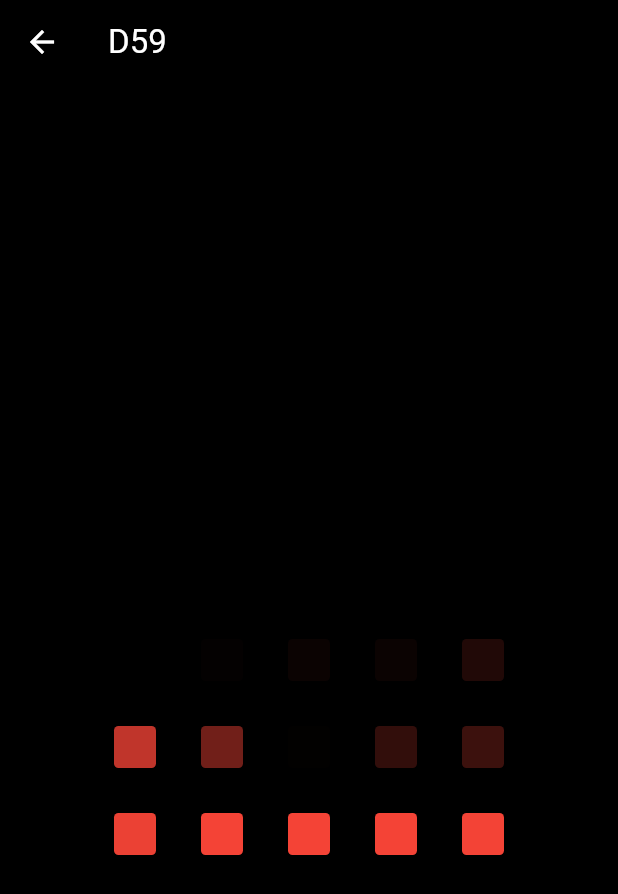
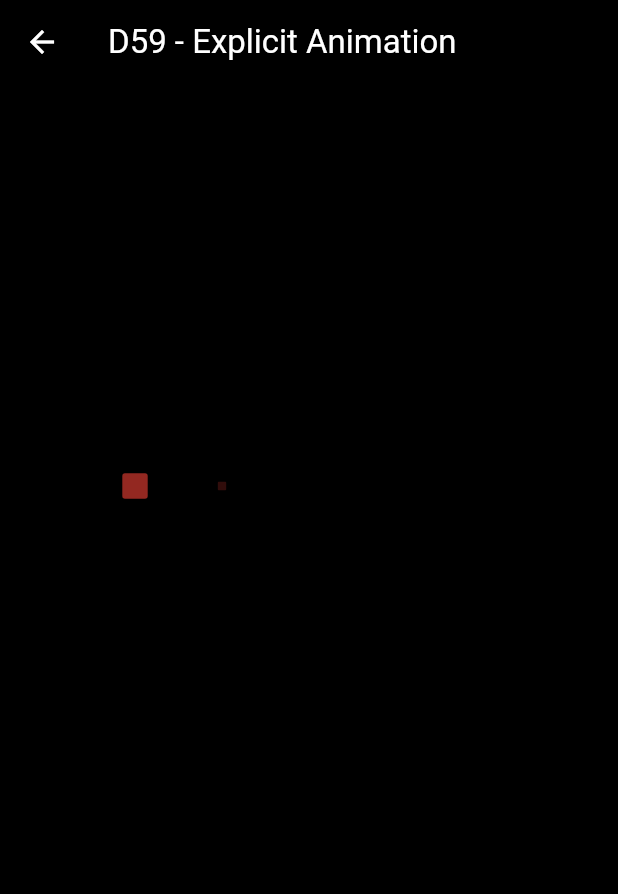
Before and after one commit to LifeFi/flutter_w10_3th_d57_animations, a Flutter app: the D59Screen screen opened directly, on a phone screen of 412 x 824 dp. Shown: the top 894 px of the screen. Run offline on Flutter 3.47's test engine with Material 3 defaults, Android fonts, the phone set to English and light mode, and no system bars; our stand-ins replace fl_chart, flutter_svg, loading_animation_widget; missing offline and left inert: animated_emoji, weather_animation.

Commit message:
some fix

```diff
--- a/lib/screens/d57_screen.dart
+++ b/lib/screens/d57_screen.dart
@@ -35,7 +35,7 @@
         child: TweenAnimationBuilder(
           tween: Tween(begin: begin, end: end),
           duration: const Duration(seconds: 1),
-          onEnd: () => _toggleDirection(),
+          onEnd: _toggleDirection,
           builder: (context, value, child) => Container(
             width: size.width,
             height: size.height,
--- a/lib/screens/d59_screen.dart
+++ b/lib/screens/d59_screen.dart
@@ -10,7 +10,7 @@
 class _D59ScreenState extends State<D59Screen>
     with SingleTickerProviderStateMixin {
   late final AnimationController _controller = AnimationController(
-    duration: const Duration(milliseconds: 1500),
+    duration: const Duration(milliseconds: 2000),
     vsync: this,
   )..repeat();
 
@@ -30,7 +30,7 @@
     return Scaffold(
       backgroundColor: Colors.black,
       appBar: AppBar(
-        title: const Text("D59"),
+        title: const Text("D59 - Explicit Animation"),
         backgroundColor: Colors.black,
         foregroundColor: Colors.white,
       ),
@@ -59,11 +59,11 @@
                     curve: Curves.bounceIn,
                   ),
                 ),
-                weight: 4,
+                weight: 3,
               ),
               TweenSequenceItem(
                 tween: Tween(begin: 1.0, end: 1.0),
-                weight: 1,
+                weight: 2,
               ),
               TweenSequenceItem(
                 tween: Tween(begin: 1.0, end: 0.0).chain(
--- a/lib/screens/menu_screen.dart
+++ b/lib/screens/menu_screen.dart
@@ -32,11 +32,11 @@
           children: [
             ElevatedButton(
               onPressed: () => _goToScreen(const D57Screen()),
-              child: const Text("D57 - Implicit Animations"),
+              child: const Text("D57 - Implicit Animation"),
             ),
             ElevatedButton(
               onPressed: () => _goToScreen(const D59Screen()),
-              child: const Text("D59 - Explicit Animations"),
+              child: const Text("D59 - Explicit Animation"),
             ),
             ElevatedButton(
               onPressed: () => _goToScreen(const D61Screen()),
```
